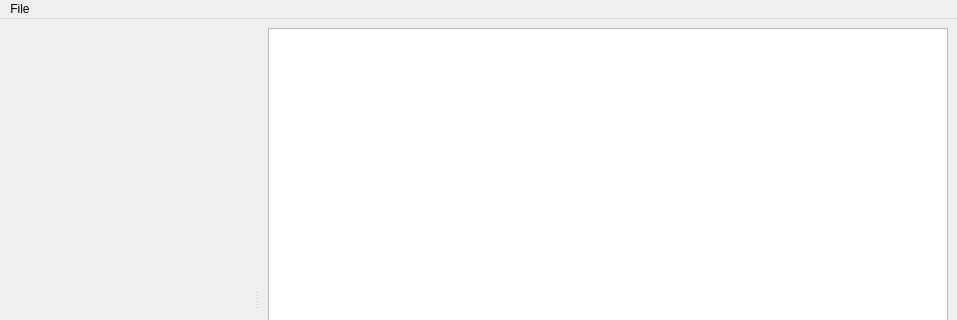
The window that src/Gogh/MainWindow.ui (eliemichel/CodenameGogh) describes before a commit, drawn with Qt 5; both pictures show x 0 to 957 and y 0 to 320 of the 957 by 600 pixel window.
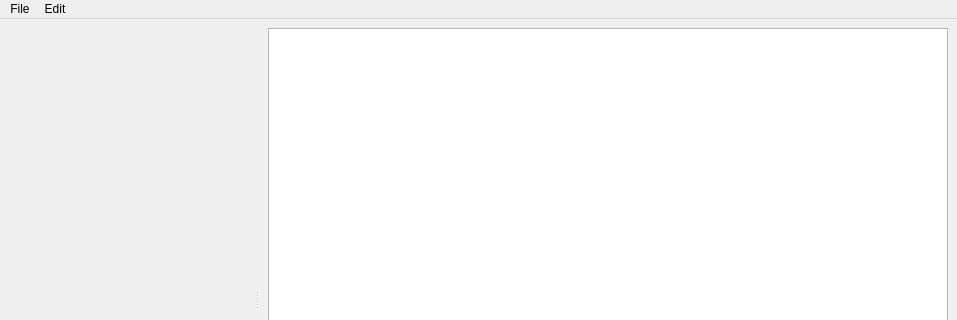
The same window after the commit. Custom widgets are drawn as their Qt base class.

```diff
--- a/src/Gogh/MainWindow.ui
+++ b/src/Gogh/MainWindow.ui
@@ -85,7 +85,14 @@
     <addaction name="separator"/>
     <addaction name="quitAction"/>
    </widget>
+   <widget class="QMenu" name="menuEdit">
+    <property name="title">
+     <string>Edit</string>
+    </property>
+    <addaction name="envAction"/>
+   </widget>
    <addaction name="menuFile"/>
+   <addaction name="menuEdit"/>
   </widget>
   <widget class="QStatusBar" name="statusbar"/>
   <action name="openAction">
```
Left out of the diff: 5 changed lines with no effect on the pictures.
